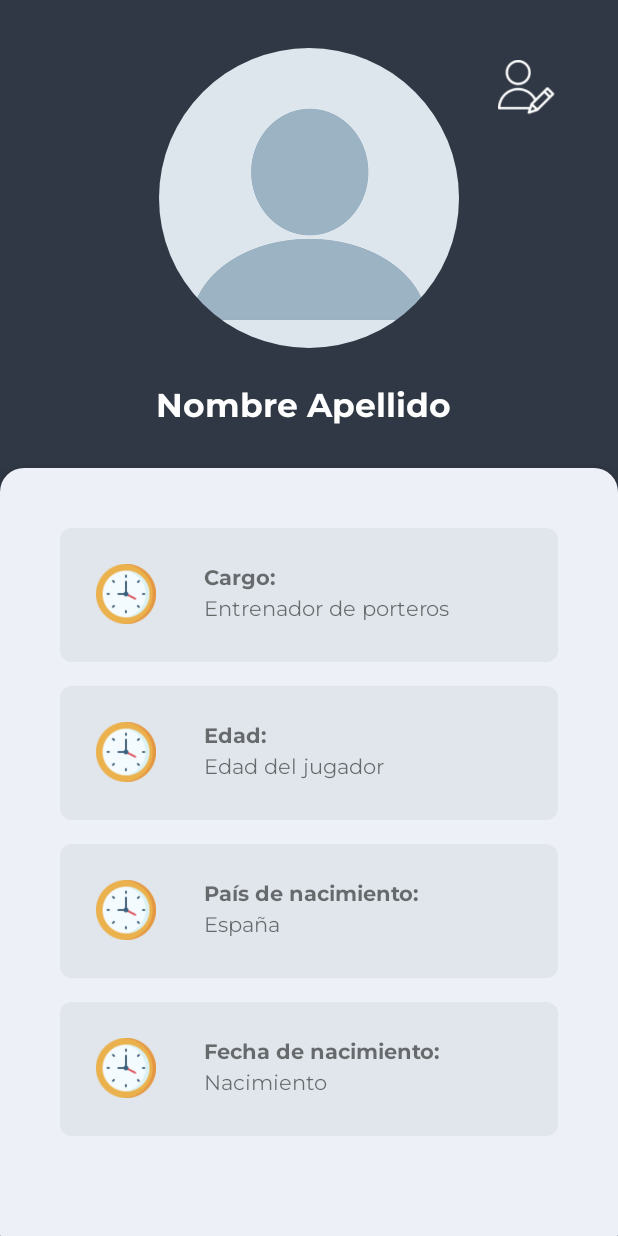
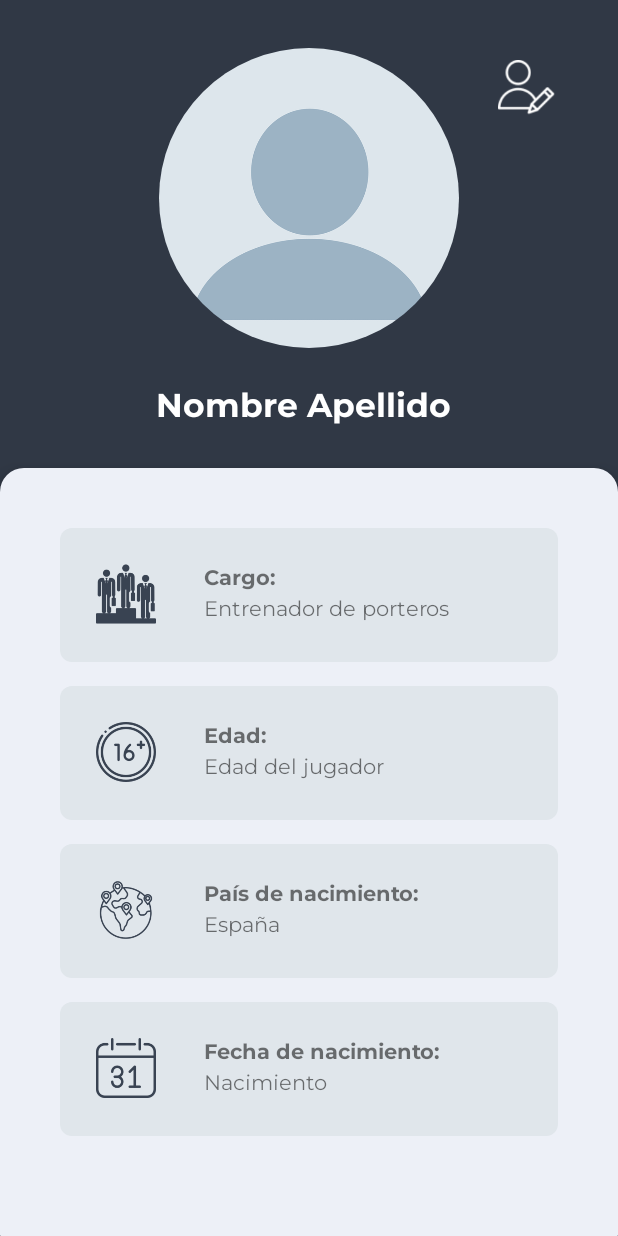
Before and after one commit to 2DAMUE/pfcjun21-goality, an Android app: the CuerpoTecnicoDetailActivity screen opened directly, with no data from a screen before it, on a phone screen of 412 x 824 dp. Run offline under Robolectric (Android 15) with nearby library versions, the phone set to English and light mode, and no system bars; our stand-ins replace CircleImageView; pictures from the network do not load; 6 statements that could not run were skipped.

```diff
--- a/app/src/main/res/layout/activity_cuerpo_tecnico_detail.xml
+++ b/app/src/main/res/layout/activity_cuerpo_tecnico_detail.xml
@@ -61,7 +61,8 @@
                     android:id="@+id/ivCargo"
                     android:layout_width="40dp"
                     android:layout_height="40dp"
-                    android:background="@drawable/clock" />
+                    android:background="@drawable/add_puesto"
+                    android:backgroundTint="@color/background2"/>
 
                 <TextView
                     android:id="@+id/cargo"
@@ -97,7 +98,8 @@
                     android:id="@+id/ivEdad"
                     android:layout_width="40dp"
                     android:layout_height="40dp"
-                    android:background="@drawable/clock" />
+                    android:background="@drawable/edad"
+                    android:backgroundTint="@color/background2"/>
 
                 <TextView
                     android:id="@+id/edad"
@@ -133,7 +135,8 @@
                     android:id="@+id/icPais"
                     android:layout_width="40dp"
                     android:layout_height="40dp"
-                    android:background="@drawable/clock" />
+                    android:background="@drawable/add_pais"
+                    android:backgroundTint="@color/background2"/>
 
                 <TextView
                     android:id="@+id/paisNacimiento"
@@ -169,7 +172,8 @@
                     android:id="@+id/ivFechaNacimiento"
                     android:layout_width="40dp"
                     android:layout_height="40dp"
-                    android:background="@drawable/clock" />
+                    android:background="@drawable/add_fecha"
+                    android:backgroundTint="@color/background2"/>
 
                 <TextView
                     android:id="@+id/nacimiento"
```
Also changed, not shown: app/src/main/res/layout/activity_jugador_detail.xml (+6 -3 lines), app/src/main/res/drawable/add_fecha.png (added), app/src/main/res/drawable/add_pais.png (added), app/src/main/res/drawable/add_peso.png (added), app/src/main/res/drawable/add_puesto.png (added).
